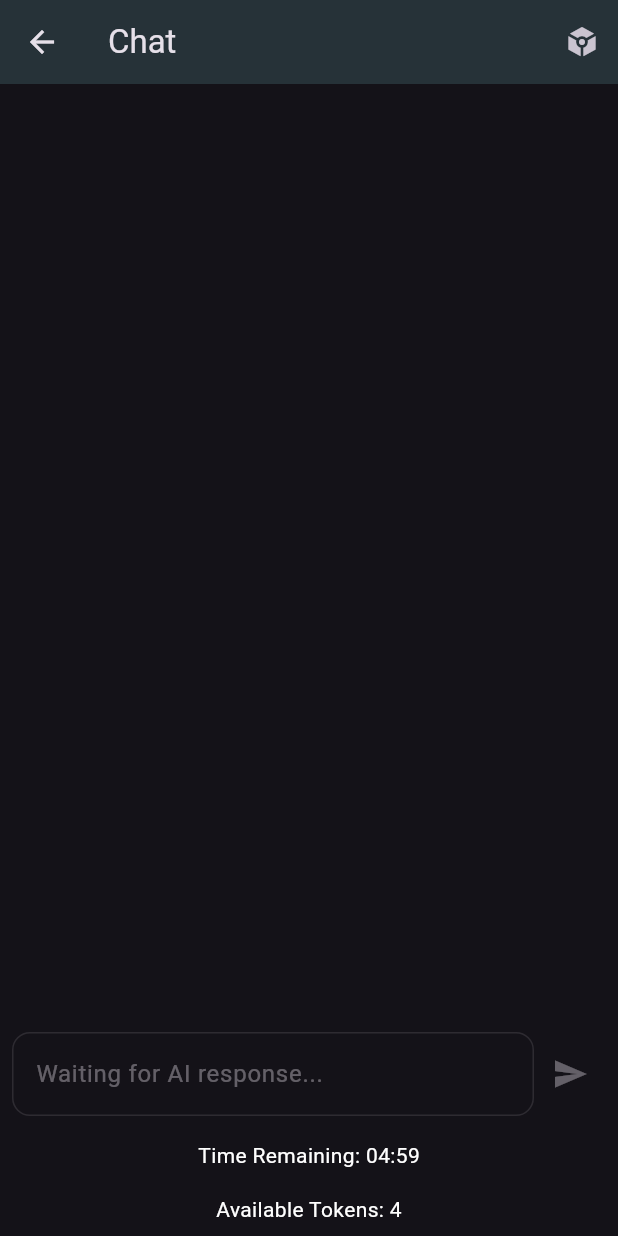
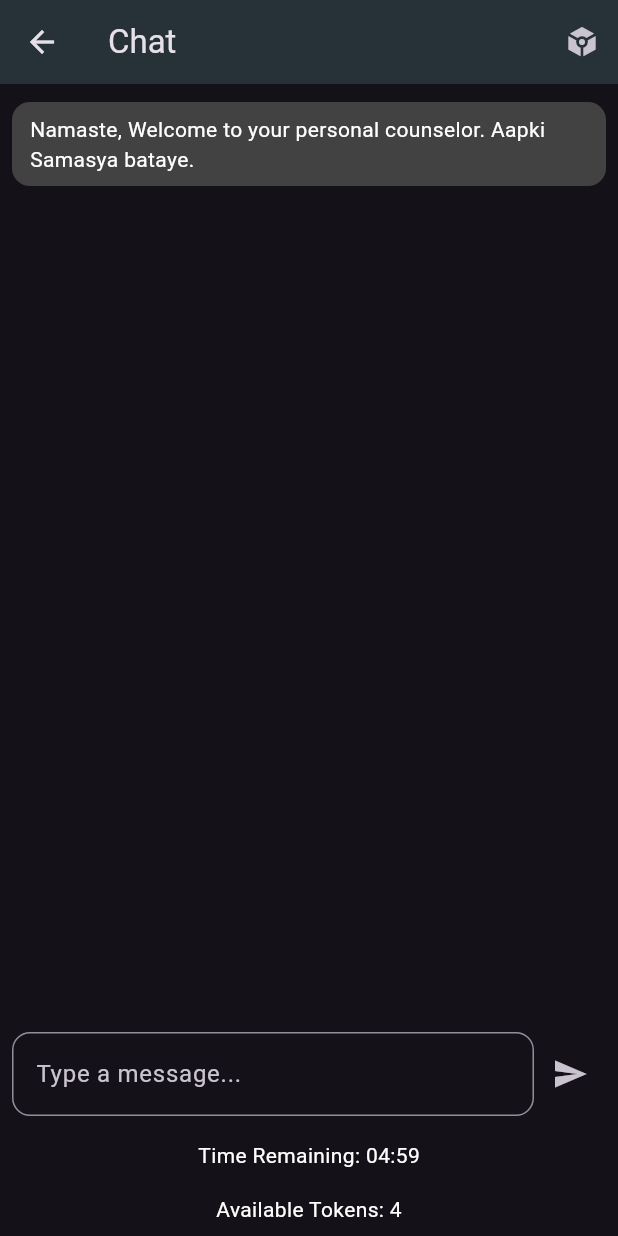
Before and after one commit to Charlie-23/ai-assist, a Flutter app: the screen it shows after launch, after a tap on "Start New Chat", on a phone screen of 412 x 824 dp. Run offline on Flutter 3.47's test engine with Material 3 defaults, Android fonts, the phone set to English and light mode, and no system bars; our stand-ins replace shared_preferences.

Commit message:
Fix first msg and time bug

```diff
--- a/lib/chat_page.dart
+++ b/lib/chat_page.dart
@@ -23,7 +23,7 @@ class _ChatPageState extends State<ChatPage> {
   String _prevState = ""; // To store the state returned by the API
   bool _isUserInputEnabled = false; // Control whether user can send a message
   bool _isTimerPaused = false; // To keep track if the timer is paused
-
+  bool _isTimerExpired = false; // To track if the timer has expired
   @override
   void initState() {
     super.initState();
@@ -42,9 +42,11 @@ class _ChatPageState extends State<ChatPage> {
 
   void _startTimer() {
     if (_tokens > 0) {
+      _isTimerExpired = false; // Reset the expired flag
       _timer = Timer.periodic(Duration(seconds: 1), (timer) {
         if (_remainingTime <= 0) {
           timer.cancel();
+          _isTimerExpired = true; // Reset the expired flag
           _showTokenExpiredDialog();
         } else {
           if (!_isTimerPaused) {
@@ -145,28 +147,9 @@ class _ChatPageState extends State<ChatPage> {
 
   void _sendInitialAIMessage() async {
     // Send an initial empty API request to get the first AI message
-    bool apiResponded = false;
-    Future.delayed(Duration(seconds: 4)).then((_) {
-      if (!apiResponded) {
-        _handleError(); // Send the fallback message
-      }
-    });
 
-    final response = await http.post(
-      Uri.parse('http://fellow-nicolea-counselor-ee37a316.koyeb.app/chat'),
-      headers: {'Content-Type': 'application/json'},
-      body: jsonEncode({
-        "data": [],
-        "prev_state": _prevState,
-      }),
-    );
-
-    if (response.statusCode == 200) {
-      apiResponded = true;
-      final responseData = jsonDecode(response.body);
-      final botMessage = responseData['output'];
-      _prevState =
-          responseData['state']; // Update prev_state with the new state
+    final botMessage =
+        'Namaste, Welcome to your personal counselor. Aapki Samasya bataye.';
 
     setState(() {
       _messages.add({'sender': 'ai', 'text': botMessage});
@@ -175,7 +158,6 @@ class _ChatPageState extends State<ChatPage> {
     });
 
     _saveChatHistory(); // Save chat history after receiving the initial AI message
-    }
   }
 
   void _showTokenExpiredDialog() {
@@ -279,7 +261,10 @@ class _ChatPageState extends State<ChatPage> {
       _saveTokens(); // Save the updated token count
       _isTimerPaused = false; // Resume the timer
     });
-
+    // Restart the timer if it was expired
+    if (_isTimerExpired) {
+      _startTimer();
+    }
     // Notify the user
     ScaffoldMessenger.of(context).showSnackBar(
       SnackBar(content: Text('You have earned 1 token!')),
```
Lines whose indentation alone changed are shown as unchanged.
